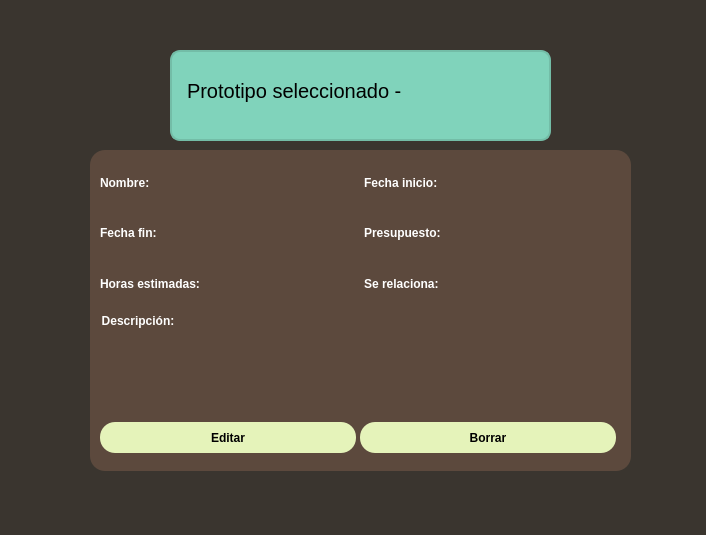
The window that inspeccionar_proto.ui (julinavas14/trabajo_programacion_sql) describes before a commit, drawn with Qt 5.
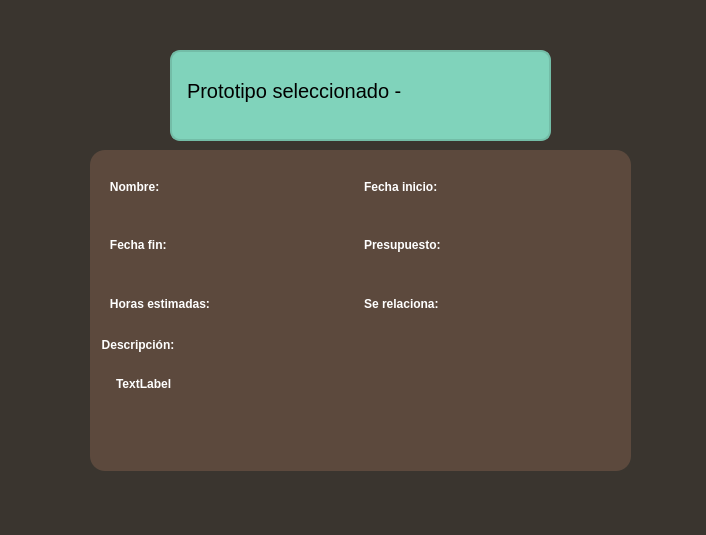
The same window after the commit.

```diff
--- a/inspeccionar_proto.ui
+++ b/inspeccionar_proto.ui
@@ -44,31 +44,10 @@
       <x>10</x>
       <y>10</y>
       <width>521</width>
-      <height>241</height>
+      <height>281</height>
      </rect>
     </property>
     <layout class="QGridLayout" name="gridins">
-     <item row="2" column="1">
-      <widget class="QLabel" name="Lrela">
-       <property name="styleSheet">
-        <string notr="true">background-color: rgb(92, 73, 61);</string>
-       </property>
-       <property name="text">
-        <string>Se relaciona:</string>
-       </property>
-      </widget>
-     </item>
-     <item row="0" column="0">
-      <widget class="QLabel" name="LNombre">
-       <property name="styleSheet">
-        <string notr="true">background-color: rgb(92, 73, 61);
-color:white;</string>
-       </property>
-       <property name="text">
-        <string>Nombre:</string>
-       </property>
-      </widget>
-     </item>
      <item row="1" column="0">
       <widget class="QLabel" name="Lfin">
        <property name="styleSheet">
@@ -76,7 +55,17 @@
 background-color: rgb(92, 73, 61);</string>
        </property>
        <property name="text">
-        <string>Fecha fin:</string>
+        <string>   Fecha fin:</string>
+       </property>
+      </widget>
+     </item>
+     <item row="0" column="1">
+      <widget class="QLabel" name="Lini">
+       <property name="styleSheet">
+        <string notr="true">background-color: rgb(92, 73, 61);</string>
+       </property>
+       <property name="text">
+        <string>Fecha inicio:</string>
        </property>
       </widget>
      </item>
@@ -90,89 +79,59 @@
        </property>
       </widget>
      </item>
+     <item row="2" column="0">
+      <widget class="QLabel" name="Lhoras">
+       <property name="styleSheet">
+        <string notr="true">background-color: rgb(92, 73, 61);</string>
+       </property>
+       <property name="text">
+        <string>   Horas estimadas:</string>
+       </property>
+      </widget>
+     </item>
+     <item row="2" column="1">
+      <widget class="QLabel" name="Lrela">
+       <property name="styleSheet">
+        <string notr="true">background-color: rgb(92, 73, 61);</string>
+       </property>
+       <property name="text">
+        <string>Se relaciona:</string>
+       </property>
+      </widget>
+     </item>
+     <item row="0" column="0">
+      <widget class="QLabel" name="LNombre">
+       <property name="styleSheet">
+        <string notr="true">background-color: rgb(92, 73, 61);
+color:white;</string>
+       </property>
+       <property name="text">
+        <string>   Nombre:</string>
+       </property>
+      </widget>
+     </item>
      <item row="6" column="0" rowspan="2" colspan="2">
-      <widget class="QGroupBox" name="Ldesc">
+      <widget class="QGroupBox" name="qdesc">
        <property name="title">
         <string>Descripción:</string>
        </property>
-       <widget class="QListWidget" name="listTelefonos">
+       <widget class="QLabel" name="Ldesc">
         <property name="geometry">
          <rect>
-          <x>0</x>
-          <y>20</y>
-          <width>261</width>
-          <height>71</height>
+          <x>16</x>
+          <y>22</y>
+          <width>481</width>
+          <height>51</height>
          </rect>
         </property>
-        <property name="maximumSize">
-         <size>
-          <width>275</width>
-          <height>100</height>
-         </size>
-        </property>
-        <property name="styleSheet">
-         <string notr="true">background-color: rgb(92, 73, 61);</string>
+        <property name="text">
+         <string>TextLabel</string>
         </property>
        </widget>
       </widget>
      </item>
-     <item row="2" column="0">
-      <widget class="QLabel" name="Lhoras">
-       <property name="styleSheet">
-        <string notr="true">background-color: rgb(92, 73, 61);</string>
-       </property>
-       <property name="text">
-        <string>Horas estimadas:</string>
-       </property>
-      </widget>
-     </item>
-     <item row="0" column="1">
-      <widget class="QLabel" name="Lini">
-       <property name="styleSheet">
-        <string notr="true">background-color: rgb(92, 73, 61);</string>
-       </property>
-       <property name="text">
-        <string>Fecha inicio:</string>
-       </property>
-      </widget>
-     </item>
     </layout>
    </widget>
-   <widget class="QPushButton" name="btnEditTelf">
-    <property name="geometry">
-     <rect>
-      <x>10</x>
-      <y>272</y>
-      <width>256</width>
-      <height>31</height>
-     </rect>
-    </property>
-    <property name="styleSheet">
-     <string notr="true">background-color: rgb(229, 243, 186);
-color: black;</string>
-    </property>
-    <property name="text">
-     <string>Editar</string>
-    </property>
-   </widget>
-   <widget class="QPushButton" name="btnDeleteTelf">
-    <property name="geometry">
-     <rect>
-      <x>270</x>
-      <y>272</y>
-      <width>256</width>
-      <height>31</height>
-     </rect>
-    </property>
-    <property name="styleSheet">
-     <string notr="true">background-color: rgb(229, 243, 186);
-color: black;
-</string>
-    </property>
-    <property name="text">
-     <string>Borrar</string>
-    </property>
-   </widget>
   </widget>
   <widget class="QFrame" name="frame_2">
    <property name="geometry">
```
